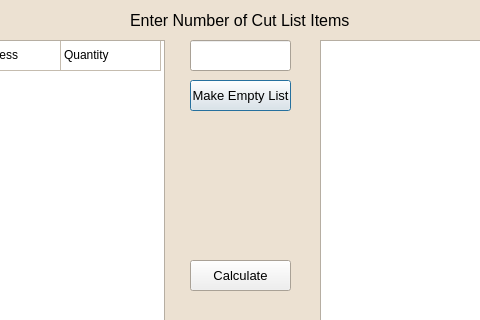
The window that cutlistdialog.ui (EtoDrowsy/CS499) describes before a commit, drawn with Qt 5; both pictures show x 350 to 830 and y 0 to 320 of the 1182 by 600 pixel window.
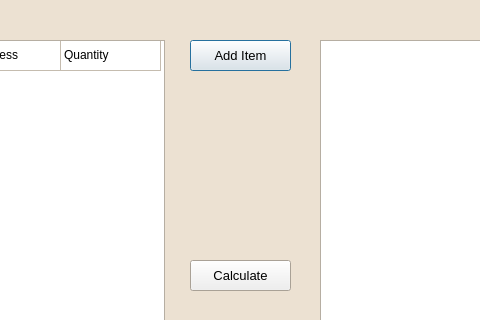
The same window after the commit.

Commit message: Added add button to cutlist

```diff
--- a/cutlistdialog.ui
+++ b/cutlistdialog.ui
@@ -127,25 +127,7 @@
     </property>
    </item>
   </widget>
-  <widget class="QPushButton" name="rowsetbutton">
-   <property name="geometry">
-    <rect>
-     <x>540</x>
-     <y>80</y>
-     <width>101</width>
-     <height>31</height>
-    </rect>
-   </property>
-   <property name="font">
-    <font>
-     <pointsize>10</pointsize>
-    </font>
-   </property>
-   <property name="text">
-    <string>Make Empty List</string>
-   </property>
-  </widget>
-  <widget class="QLineEdit" name="numberCutList">
+  <widget class="QPushButton" name="addbutton">
    <property name="geometry">
     <rect>
      <x>540</x>
@@ -154,23 +136,13 @@
      <height>31</height>
     </rect>
    </property>
-  </widget>
-  <widget class="QLabel" name="inputlabel">
-   <property name="geometry">
-    <rect>
-     <x>480</x>
-     <y>10</y>
-     <width>221</width>
-     <height>21</height>
-    </rect>
-   </property>
    <property name="font">
     <font>
-     <pointsize>12</pointsize>
+     <pointsize>10</pointsize>
     </font>
    </property>
    <property name="text">
-    <string>Enter Number of Cut List Items</string>
+    <string>Add Item</string>
    </property>
   </widget>
   <widget class="QLabel" name="cutlabel">
```
The commit also changes 5 other files.
